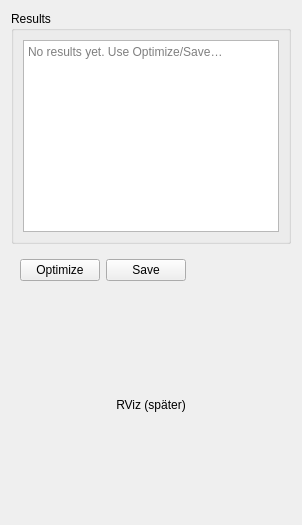
mikv75-lab/ROS-Project, file Spraycoater/resource/ui/tabs/recipe/planning_panel.ui: the form before one commit.
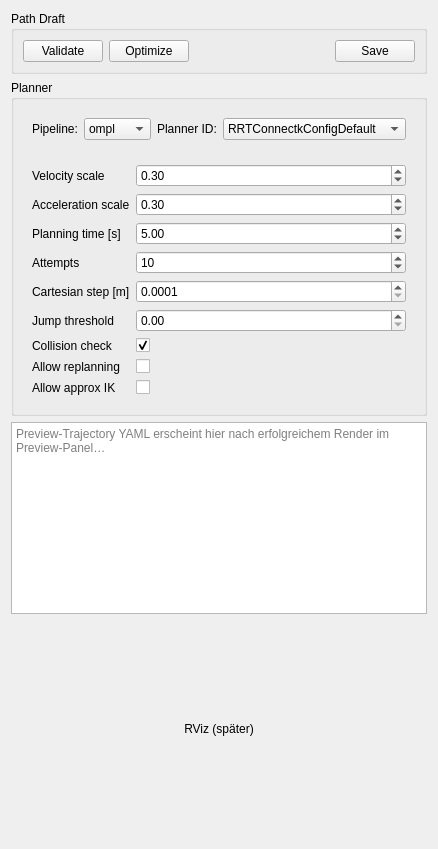
The form after the commit.

```diff
--- a/Spraycoater/resource/ui/tabs/recipe/planning_panel.ui
+++ b/Spraycoater/resource/ui/tabs/recipe/planning_panel.ui
@@ -2,54 +2,150 @@
 <ui version="4.0">
  <class>PlanningPanel</class>
  <widget class="QWidget" name="planningPanel">
-  <property name="windowTitle">
-   <string>Planning</string>
-  </property>
+  <property name="windowTitle"><string>Planning</string></property>
+  <layout class="QVBoxLayout" name="vRoot">
 
-  <layout class="QVBoxLayout" name="vroot">
-
-   <!-- Ergebnisse -->
+   <!-- Toolbar -->
    <item>
-    <widget class="QGroupBox" name="groupResults">
-     <property name="title"><string>Results</string></property>
-     <layout class="QVBoxLayout" name="vResults">
-      <item>
-       <widget class="QPlainTextEdit" name="txtResults">
-        <property name="readOnly"><bool>true</bool></property>
-        <property name="placeholderText">
-         <string>No results yet. Use Optimize/Save…</string>
-        </property>
-        <property name="minimumSize"><size><width>0</width><height>80</height></size></property>
-       </widget>
-      </item>
-     </layout>
-    </widget>
-   </item>
-
-   <!-- Buttons -->
-   <item>
-    <widget class="QWidget" name="rowActions">
+    <widget class="QGroupBox" name="grpActions">
+     <property name="title"><string>Path Draft</string></property>
      <layout class="QHBoxLayout" name="hActions">
+      <item><widget class="QPushButton" name="btnValidate"><property name="text"><string>Validate</string></property></widget></item>
       <item><widget class="QPushButton" name="btnOptimize"><property name="text"><string>Optimize</string></property></widget></item>
+      <item>
+       <spacer name="spActions">
+        <property name="orientation"><enum>Qt::Horizontal</enum></property>
+        <property name="sizeHint"><size><width>40</width><height>20</height></size></property>
+       </spacer>
+      </item>
       <item><widget class="QPushButton" name="btnSave"><property name="text"><string>Save</string></property></widget></item>
+     </layout>
+    </widget>
+   </item>
+
+   <!-- Planner Auswahl + Parameter (PLATZHALTER) -->
+   <item>
+    <widget class="QGroupBox" name="grpPlanner">
+     <property name="title"><string>Planner</string></property>
+     <layout class="QVBoxLayout" name="vPlanner">
+
+      <!-- Auswahl -->
       <item>
-       <!-- spacer ersetzt durch QWidget mit HS-Expanding -->
-       <widget class="QWidget" name="spActions">
-        <property name="sizePolicy">
-         <sizepolicy hsizetype="Expanding" vsizetype="Minimum">
-          <horstretch>1</horstretch>
-          <verstretch>0</verstretch>
-         </sizepolicy>
-        </property>
-        <property name="minimumSize">
-         <size><width>0</width><height>0</height></size>
-        </property>
+       <widget class="QWidget" name="rowSelect">
+        <layout class="QHBoxLayout" name="hSelect">
+         <item>
+          <widget class="QLabel" name="lblPipeline"><property name="text"><string>Pipeline:</string></property></widget>
+         </item>
+         <item>
+          <widget class="QComboBox" name="comboPipeline">
+           <item><property name="text"><string>ompl</string></property></item>
+           <item><property name="text"><string>chomp</string></property></item>
+           <item><property name="text"><string>stomp</string></property></item>
+           <item><property name="text"><string>pilz</string></property></item>
+          </widget>
+         </item>
+
+         <item>
+          <widget class="QLabel" name="lblPlannerId"><property name="text"><string>Planner ID:</string></property></widget>
+         </item>
+         <item>
+          <widget class="QComboBox" name="comboPlannerId">
+           <!-- Platzhalter-IDs -->
+           <item><property name="text"><string>RRTConnectkConfigDefault</string></property></item>
+           <item><property name="text"><string>RRTstar</string></property></item>
+           <item><property name="text"><string>PRM</string></property></item>
+           <item><property name="text"><string>LBKPIECE</string></property></item>
+          </widget>
+         </item>
+        </layout>
        </widget>
       </item>
+
+      <!-- Parameter -->
+      <item>
+       <widget class="QWidget" name="rowParams">
+        <layout class="QFormLayout" name="formParams" >
+         <item row="0" column="0"><widget class="QLabel"><property name="text"><string>Velocity scale</string></property></widget></item>
+         <item row="0" column="1"><widget class="QDoubleSpinBox" name="spinVelScale">
+           <property name="minimum"><double>0.01</double></property>
+           <property name="maximum"><double>1.00</double></property>
+           <property name="singleStep"><double>0.01</double></property>
+           <property name="value"><double>0.30</double></property>
+           <property name="decimals"><number>2</number></property>
+          </widget></item>
+
+         <item row="1" column="0"><widget class="QLabel"><property name="text"><string>Acceleration scale</string></property></widget></item>
+         <item row="1" column="1"><widget class="QDoubleSpinBox" name="spinAccScale">
+           <property name="minimum"><double>0.01</double></property>
+           <property name="maximum"><double>1.00</double></property>
+           <property name="singleStep"><double>0.01</double></property>
+           <property name="value"><double>0.30</double></property>
+           <property name="decimals"><number>2</number></property>
+          </widget></item>
+
+         <item row="2" column="0"><widget class="QLabel"><property name="text"><string>Planning time [s]</string></property></widget></item>
+         <item row="2" column="1"><widget class="QDoubleSpinBox" name="spinPlanningTime">
+           <property name="minimum"><double>0.10</double></property>
+           <property name="maximum"><double>60.00</double></property>
+           <property name="singleStep"><double>0.10</double></property>
+           <property name="value"><double>5.00</double></property>
+           <property name="decimals"><number>2</number></property>
+          </widget></item>
+
+         <item row="3" column="0"><widget class="QLabel"><property name="text"><string>Attempts</string></property></widget></item>
+         <item row="3" column="1"><widget class="QSpinBox" name="spinAttempts">
+           <property name="minimum"><number>1</number></property>
+           <property name="maximum"><number>100</number></property>
+           <property name="value"><number>10</number></property>
+          </widget></item>
+
+         <item row="4" column="0"><widget class="QLabel"><property name="text"><string>Cartesian step [m]</string></property></widget></item>
+         <item row="4" column="1"><widget class="QDoubleSpinBox" name="spinCartStep">
+           <property name="minimum"><double>0.0001</double></property>
+           <property name="maximum"><double>0.1000</double></property>
+           <property name="singleStep"><double>0.0005</double></property>
+           <property name="value"><double>0.0020</double></property>
+           <property name="decimals"><number>4</number></property>
+          </widget></item>
+
+         <item row="5" column="0"><widget class="QLabel"><property name="text"><string>Jump threshold</string></property></widget></item>
+         <item row="5" column="1"><widget class="QDoubleSpinBox" name="spinJumpThresh">
+           <property name="minimum"><double>0.00</double></property>
+           <property name="maximum"><double>10.00</double></property>
+           <property name="singleStep"><double>0.10</double></property>
+           <property name="value"><double>0.00</double></property>
+           <property name="decimals"><number>2</number></property>
+          </widget></item>
+
+         <item row="6" column="0"><widget class="QLabel"><property name="text"><string>Collision check</string></property></widget></item>
+         <item row="6" column="1"><widget class="QCheckBox" name="chkCollision"><property name="checked"><bool>true</bool></property></widget></item>
+
+         <item row="7" column="0"><widget class="QLabel"><property name="text"><string>Allow replanning</string></property></widget></item>
+         <item row="7" column="1"><widget class="QCheckBox" name="chkReplanning"><property name="checked"><bool>false</bool></property></widget></item>
+
+         <item row="8" column="0"><widget class="QLabel"><property name="text"><string>Allow approx IK</string></property></widget></item>
+         <item row="8" column="1"><widget class="QCheckBox" name="chkAllowApprox"><property name="checked"><bool>false</bool></property></widget></item>
+        </layout>
+       </widget>
+      </item>
+
      </layout>
     </widget>
    </item>
 
+   <!-- YAML Vorschau -->
+   <item>
+    <widget class="QTextEdit" name="txtPreviewYaml">
+     <property name="placeholderText">
+      <string>Preview-Trajectory YAML erscheint hier nach erfolgreichem Render im Preview-Panel…</string>
+     </property>
+     <property name="acceptRichText"><bool>false</bool></property>
+     <property name="lineWrapMode"><enum>QTextEdit::NoWrap</enum></property>
+     <property name="tabStopDistance"><double>40.0</double></property>
+     <property name="minimumHeight"><number>200</number></property>
+    </widget>
+   </item>
+
    <!-- RViz-Placeholder -->
    <item>
     <widget class="QWidget" name="rvizContainer">
```
Left out of the diff: 1 changed line with no effect on the pictures.
